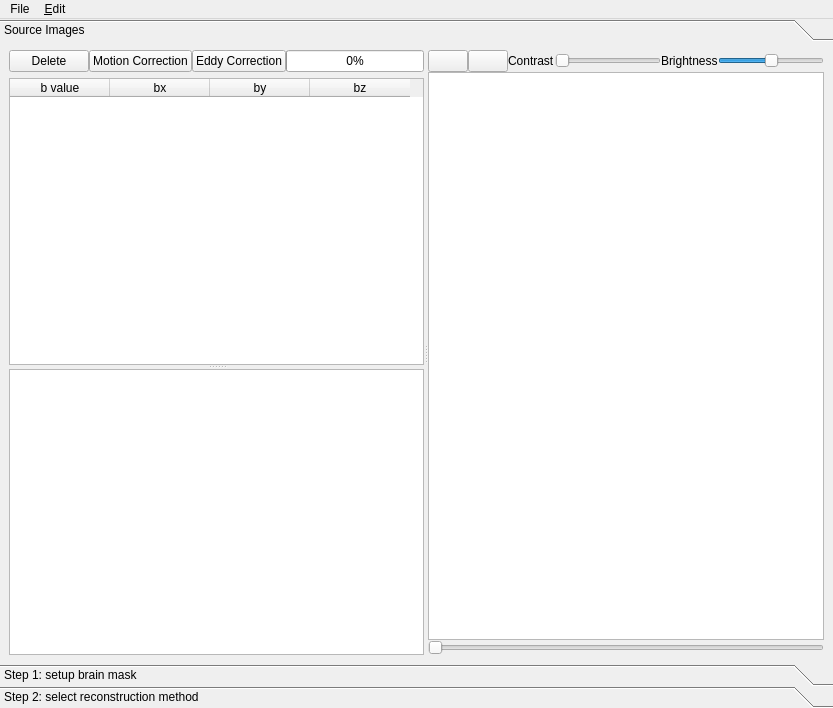
frankyeh/DSI-Studio, file reconstruction/reconstruction_window.ui: the form before one commit.
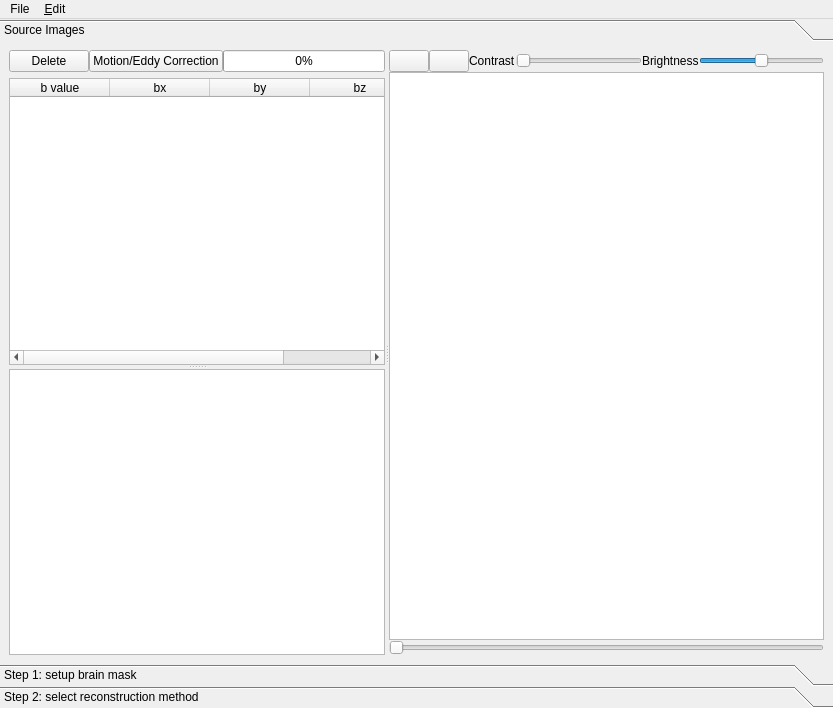
The form after the commit. Icons and pictures are not drawn.

Commit message: improved motion correction

```diff
--- a/reconstruction/reconstruction_window.ui
+++ b/reconstruction/reconstruction_window.ui
@@ -134,14 +134,7 @@
                    </size>
                   </property>
                   <property name="text">
-                   <string>Motion Correction</string>
-                  </property>
-                 </widget>
-                </item>
-                <item>
-                 <widget class="QPushButton" name="eddy_correction">
-                  <property name="text">
-                   <string>Eddy Correction</string>
+                   <string>Motion/Eddy Correction</string>
                   </property>
                  </widget>
                 </item>
```
The commit also changes 6 other files.
